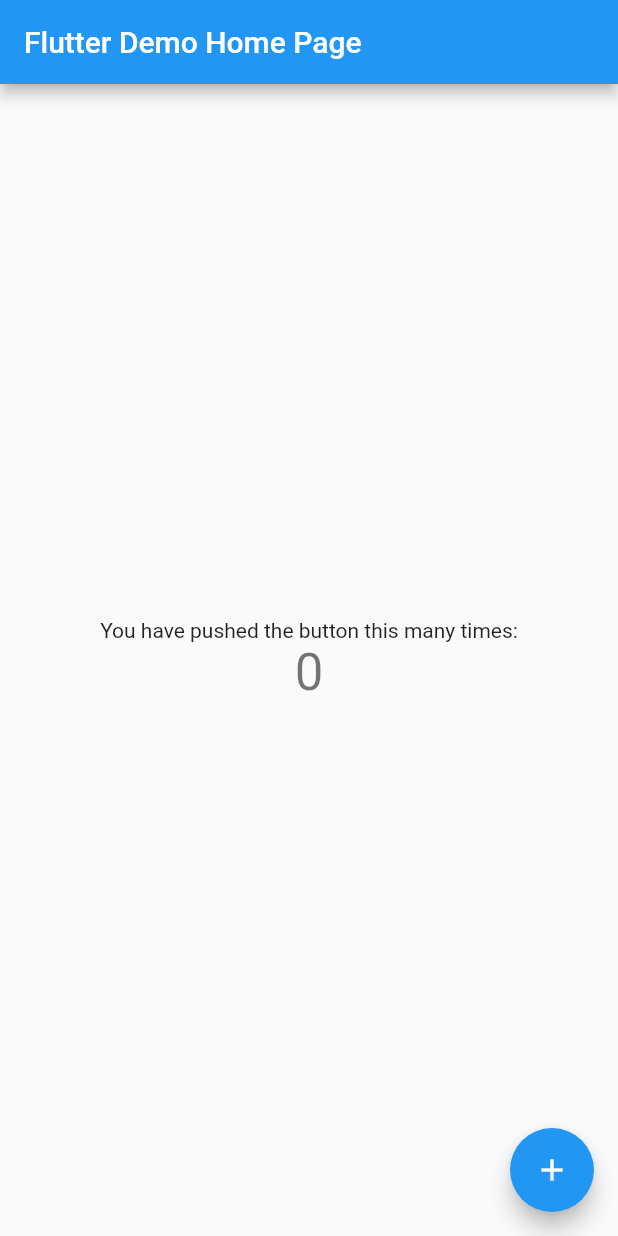
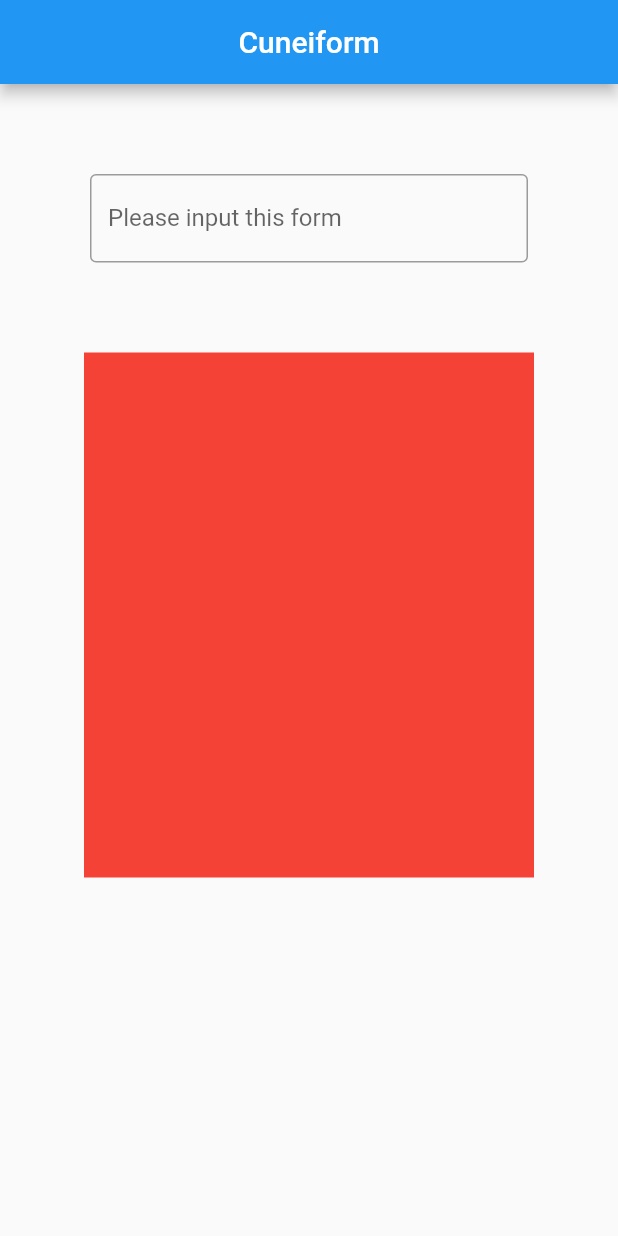
Before and after one commit to ppmasa8/cuneiform, a Flutter app: the screen it shows after launch, on a phone screen of 412 x 824 dp. Run offline on Flutter 3.47's test engine with Material 2 defaults, Android fonts, the light colour scheme and no system bars.

Commit message:
Added layout

```diff
--- a/lib/main.dart
+++ b/lib/main.dart
@@ -1,3 +1,4 @@
+import 'package:cuneiform/view/screens/home_view.dart';
 import 'package:flutter/material.dart';
 
 void main() {
@@ -5,111 +6,13 @@
 }
 
 class MyApp extends StatelessWidget {
-  const MyApp({Key? key}) : super(key: key);
+  const MyApp ({ Key? key }) : super(key: key);
 
-  // This widget is the root of your application.
   @override
   Widget build(BuildContext context) {
-    return MaterialApp(
-      title: 'Flutter Demo',
-      theme: ThemeData(
-        // This is the theme of your application.
-        //
-        // Try running your application with "flutter run". You'll see the
-        // application has a blue toolbar. Then, without quitting the app, try
-        // changing the primarySwatch below to Colors.green and then invoke
-        // "hot reload" (press "r" in the console where you ran "flutter run",
-        // or simply save your changes to "hot reload" in a Flutter IDE).
-        // Notice that the counter didn't reset back to zero; the application
-        // is not restarted.
-        primarySwatch: Colors.blue,
-      ),
-      home: const MyHomePage(title: 'Flutter Demo Home Page'),
+    return const MaterialApp(
+      debugShowCheckedModeBanner: false,
+      home: HomeView(),
     );
   }
 }
-
-class MyHomePage extends StatefulWidget {
-  const MyHomePage({Key? key, required this.title}) : super(key: key);
-
-  // This widget is the home page of your application. It is stateful, meaning
-  // that it has a State object (defined below) that contains fields that affect
-  // how it looks.
-
-  // This class is the configuration for the state. It holds the values (in this
-  // case the title) provided by the parent (in this case the App widget) and
-  // used by the build method of the State. Fields in a Widget subclass are
-  // always marked "final".
-
-  final String title;
-
-  @override
-  State<MyHomePage> createState() => _MyHomePageState();
-}
-
-class _MyHomePageState extends State<MyHomePage> {
-  int _counter = 0;
-
-  void _incrementCounter() {
-    setState(() {
-      // This call to setState tells the Flutter framework that something has
-      // changed in this State, which causes it to rerun the build method below
-      // so that the display can reflect the updated values. If we changed
-      // _counter without calling setState(), then the build method would not be
-      // called again, and so nothing would appear to happen.
-      _counter++;
-    });
-  }
-
-  @override
-  Widget build(BuildContext context) {
-    // This method is rerun every time setState is called, for instance as done
-    // by the _incrementCounter method above.
-    //
-    // The Flutter framework has been optimized to make rerunning build methods
-    // fast, so that you can just rebuild anything that needs updating rather
-    // than having to individually change instances of widgets.
-    return Scaffold(
-      appBar: AppBar(
-        // Here we take the value from the MyHomePage object that was created by
-        // the App.build method, and use it to set our appbar title.
-        title: Text(widget.title),
-      ),
-      body: Center(
-        // Center is a layout widget. It takes a single child and positions it
-        // in the middle of the parent.
-        child: Column(
-          // Column is also a layout widget. It takes a list of children and
-          // arranges them vertically. By default, it sizes itself to fit its
-          // children horizontally, and tries to be as tall as its parent.
-          //
-          // Invoke "debug painting" (press "p" in the console, choose the
-          // "Toggle Debug Paint" action from the Flutter Inspector in Android
-          // Studio, or the "Toggle Debug Paint" command in Visual Studio Code)
-          // to see the wireframe for each widget.
-          //
-          // Column has various properties to control how it sizes itself and
-          // how it positions its children. Here we use mainAxisAlignment to
-          // center the children vertically; the main axis here is the vertical
-          // axis because Columns are vertical (the cross axis would be
-          // horizontal).
-          mainAxisAlignment: MainAxisAlignment.center,
-          children: <Widget>[
-            const Text(
-              'You have pushed the button this many times:',
-            ),
-            Text(
-              '$_counter',
-              style: Theme.of(context).textTheme.headline4,
-            ),
-          ],
-        ),
-      ),
-      floatingActionButton: FloatingActionButton(
-        onPressed: _incrementCounter,
-        tooltip: 'Increment',
-        child: const Icon(Icons.add),
-      ), // This trailing comma makes auto-formatting nicer for build methods.
-    );
-  }
-}
--- /dev/null
+++ b/lib/view/screens/home_view.dart
@@ -0,0 +1,28 @@
+import 'package:cuneiform/view/utils/parts/text_form.dart';
+import 'package:flutter/material.dart';
+
+class HomeView extends StatelessWidget {
+  const HomeView({Key? key}) : super(key: key);
+
+  @override
+  Widget build(BuildContext context) {
+    return Scaffold(
+      appBar: AppBar(
+          centerTitle: true,
+          title: const Text('Cuneiform')
+      ),
+      body: SingleChildScrollView(
+        child: Column(
+          children: [
+            const TextForm(),
+            Container(
+              width: 300,
+              height: 350,
+              color: Colors.red,
+            ),
+          ],
+        ),
+      ),
+    );
+  }
+}
--- /dev/null
+++ b/lib/view/utils/parts/text_form.dart
@@ -0,0 +1,31 @@
+import 'package:flutter/material.dart';
+
+class TextForm extends StatefulWidget {
+  const TextForm({Key? key}) : super(key: key);
+
+  @override
+  _TextFormState createState() => _TextFormState();
+}
+
+class _TextFormState extends State<TextForm> {
+  String text = '';
+  @override
+  Widget build(BuildContext context) {
+    return SingleChildScrollView(
+      padding: const EdgeInsets.all(60.0),
+      child: Column(
+        children: [
+          TextField(
+            decoration: const InputDecoration(
+              border: OutlineInputBorder(),
+              labelText: 'Please input this form',
+            ),
+            onChanged: (letter) {
+              text = letter;
+            },
+          ),
+        ],
+      ),
+    );
+  }
+}
```
